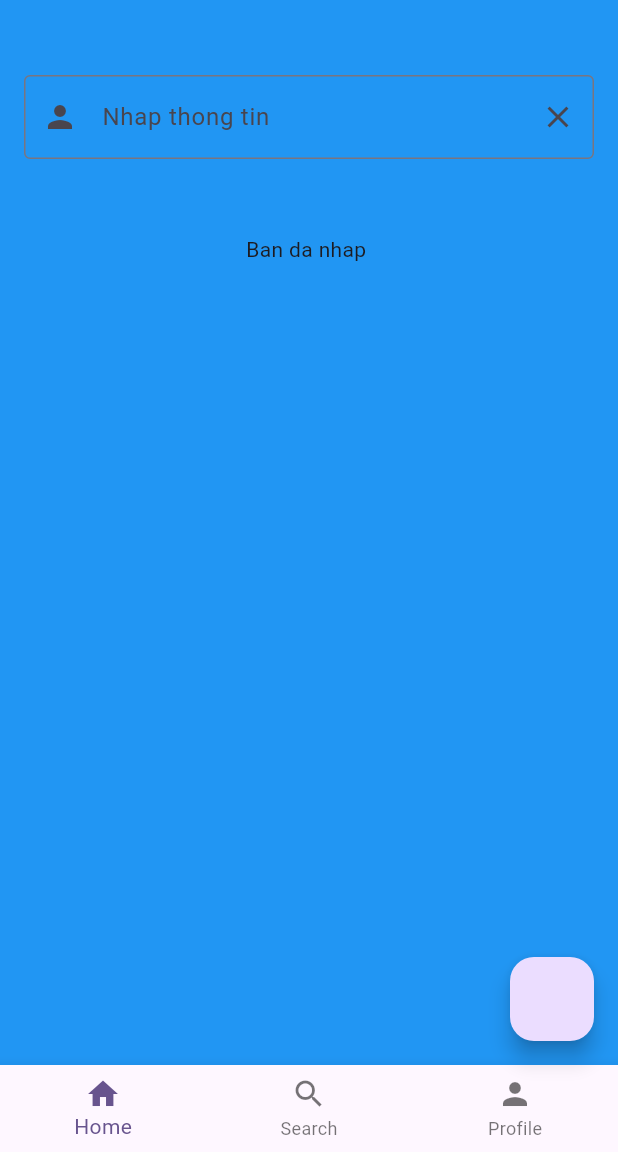
After one commit to LucHo251025/Fullter-Learn, a Flutter app: the screen it shows after launch, on a phone screen of 412 x 824 dp, the part 84-1236 px from its top. The commit adds this screen. Run offline on Flutter 3.47's test engine with Material 3 defaults, Android fonts, the phone set to English and light mode, and no system bars.

Commit message:
MyTextFieldEven

```diff
--- /dev/null
+++ b/lib/learn/day4/MyTextFieldEven.dart
@@ -0,0 +1,73 @@
+import 'package:flutter/material.dart';
+
+class MyTextFieldEven extends StatefulWidget {
+  @override
+  State<StatefulWidget> createState() => _MyTextFieldState();
+}
+
+class _MyTextFieldState extends State<MyTextFieldEven> {
+  final _textController = TextEditingController();
+  String _inputText = '';
+
+  @override
+  Widget build(BuildContext context) {
+    return Scaffold(
+      appBar: AppBar(
+        title: const Text("My Text"),
+      ),
+      backgroundColor: Colors.blue,
+      body: Padding(
+        padding: EdgeInsets.symmetric(horizontal: 16.0),
+        child: Center(
+          child: Column(
+            children: [
+              SizedBox(
+                height: 50,
+              ),
+              TextField(
+                controller: _textController,
+                decoration: InputDecoration(
+                    labelText: "Nhap thong tin",
+                    hintText: "Thong tin cua ban",
+                    border: OutlineInputBorder(),
+                    prefixIcon: Icon(Icons.person),
+                    suffixIcon: IconButton(
+                        onPressed: () {
+                          _textController.clear();
+                        },
+                        icon: Icon(Icons.clear)
+                    ),
+
+                ),
+                onChanged: (value){
+                  setState(() {
+                    _inputText = value;
+                  });
+                },
+              ),
+              SizedBox(height: 50,),
+              Text("Ban da nhap $_inputText")
+            ],
+          ),
+        ),
+      ),
+      floatingActionButton: FloatingActionButton(onPressed: () {
+        print("All");
+      }),
+      bottomNavigationBar: BottomNavigationBar(items: [
+        BottomNavigationBarItem(
+          icon: Icon(Icons.home),
+          label: 'Home',
+        ),
+        BottomNavigationBarItem(
+          icon: Icon(Icons.search),
+          label: 'Search',
+        ),
+        BottomNavigationBarItem(
+          icon: Icon(Icons.person),
+          label: 'Profile',
+        ),
+      ]),
+    );
+  }
+}
--- a/lib/main.dart
+++ b/lib/main.dart
@@ -1,5 +1,5 @@
 import 'package:flutter/material.dart';
-import 'package:flutter_learn/learn/day4/MyTextField.dart';
+import 'package:flutter_learn/learn/day4/MyTextFieldEven.dart';
 void main() {
   runApp(const MyApp());
 }
@@ -17,7 +17,7 @@ class MyApp extends StatelessWidget {
         colorScheme: ColorScheme.fromSeed(seedColor: Colors.deepPurple),
         useMaterial3: true,
       ),
-      home: const MyTextField(),
+      home: MyTextFieldEven(),
     );
   }
 }
```
